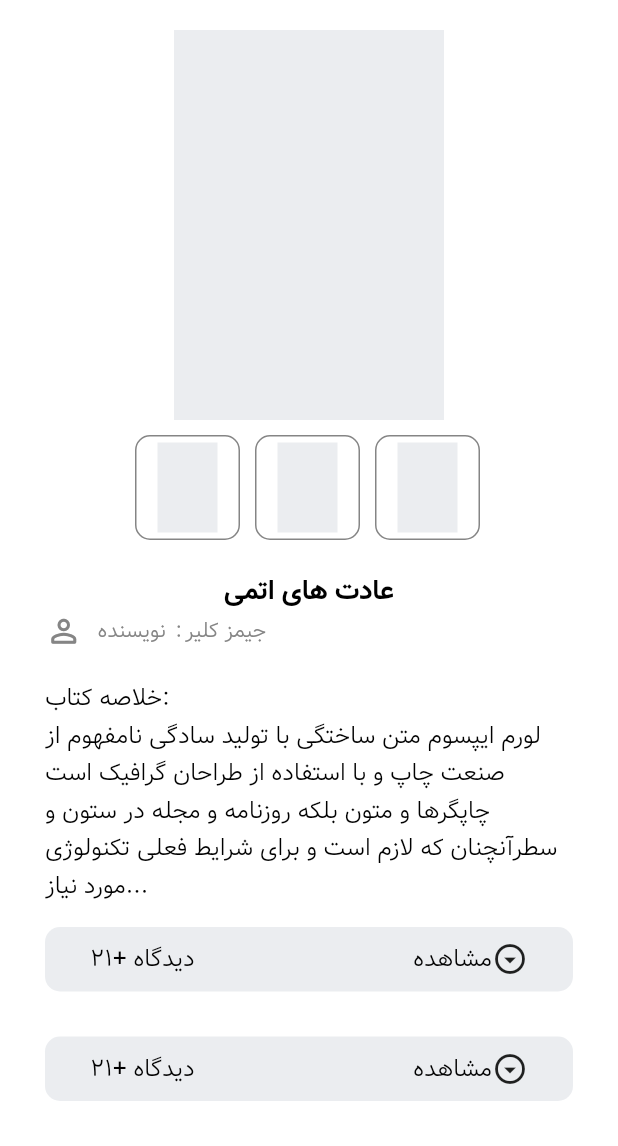
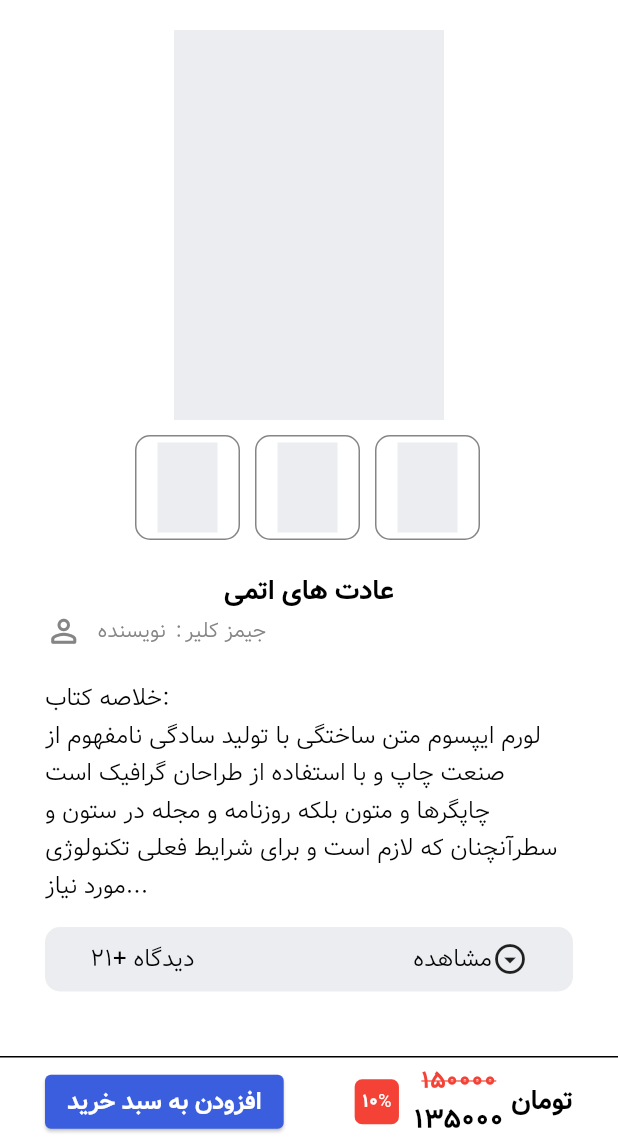
Before and after one commit to mahdiflutter/bookstore_application, a Flutter app: the ProductScreen screen opened directly, on a phone screen of 412 x 824 dp, the part 90-1236 px from its top. Run offline on Flutter 3.47's test engine with Material 2 defaults, Android fonts, the phone set to English and light mode, and no system bars; our stand-ins replace flutter_svg, smooth_page_indicator.

Commit message:
update product screen

```diff
--- a/lib/screens/product.dart
+++ b/lib/screens/product.dart
@@ -1,5 +1,6 @@
 import 'package:bookstore_app/constants/custom_colors.dart';
-import 'package:bookstore_app/widgets/custom_page_container.dart';
+import 'package:bookstore_app/widgets/custom_badge.dart';
+import 'package:bookstore_app/widgets/custom_header.dart';
 import 'package:flutter/material.dart';
 
 class ProductScreen extends StatelessWidget {
@@ -7,10 +8,22 @@ class ProductScreen extends StatelessWidget {
 
   @override
   Widget build(BuildContext context) {
-    return CustomPageContainer(
-      hasTitle: true,
-      title: 'عادت های اتمی',
-      elements: [
+    return Scaffold(
+      backgroundColor: Colors.white,
+      body: SafeArea(
+        child: Stack(
+          children: [
+            Padding(
+              padding: const EdgeInsets.only(bottom: 80),
+              child: CustomScrollView(
+                slivers: [
+                  //Header Section
+                  const SliverPadding(
+                    padding: EdgeInsets.symmetric(vertical: 20, horizontal: 30),
+                    sliver: SliverToBoxAdapter(
+                      child: CustomHeader(title: 'عادت های اتمی'),
+                    ),
+                  ),
                   //Image Gallery Section
                   SliverToBoxAdapter(
                     child: Column(
@@ -67,7 +80,8 @@ class ProductScreen extends StatelessWidget {
                                 width: 50,
                                 child: Text(
                                   'نویسنده',
-                        style: Theme.of(context).textTheme.displaySmall,
+                                  style:
+                                      Theme.of(context).textTheme.displaySmall,
                                 ),
                               ),
                               const SizedBox(
@@ -116,6 +130,69 @@ class ProductScreen extends StatelessWidget {
                   //Technical Info Section
                   const Comments(),
                 ],
+              ),
+            ),
+            //Buy Button Section
+            Positioned(
+              bottom: 0,
+              right: 0,
+              left: 0,
+              child: Container(
+                width: double.infinity,
+                height: 60,
+                decoration: const BoxDecoration(
+                  color: Colors.white,
+                  border: Border(
+                    top: BorderSide(
+                      width: 1,
+                    ),
+                  ),
+                ),
+                child: Container(
+                  padding: const EdgeInsets.symmetric(horizontal: 30),
+                  child: Row(
+                    children: [
+                      ElevatedButton(
+                        onPressed: () {},
+                        child: const Text('افزودن به سبد خرید'),
+                      ),
+                      const Spacer(),
+                      const SizedBox(
+                        height: 30,
+                        child: CustomBadge(content: '10%'),
+                      ),
+                      const SizedBox(
+                        width: 10,
+                      ),
+                      Column(
+                        mainAxisAlignment: MainAxisAlignment.center,
+                        crossAxisAlignment: CrossAxisAlignment.center,
+                        children: [
+                          Text(
+                            '150000',
+                            style: Theme.of(context).textTheme.labelMedium,
+                          ),
+                          Text(
+                            '135000',
+                            style: Theme.of(context).textTheme.displayLarge,
+                          ),
+                        ],
+                      ),
+                      const SizedBox(
+                        width: 5,
+                      ),
+                      Text(
+                        'تومان',
+                        style: Theme.of(context).textTheme.displayLarge,
+                      )
+                    ],
+                  ),
+                ),
+              ),
+            )
+          ],
+        ),
+      ),
     );
   }
 }
```
Lines whose indentation alone changed are shown as unchanged.
